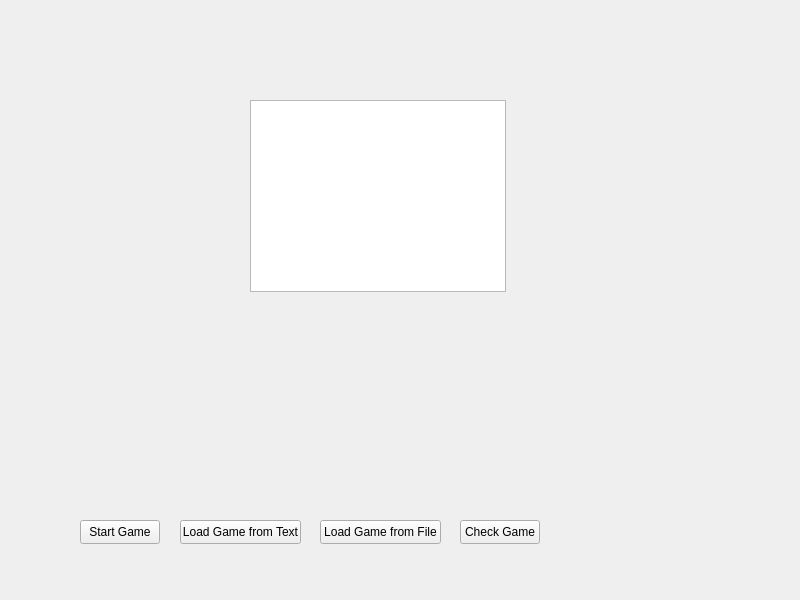
This is mainwindow.ui in Bananz0/Sudoku-Solver as Qt 5 draws it before an edit. The edited form follows.
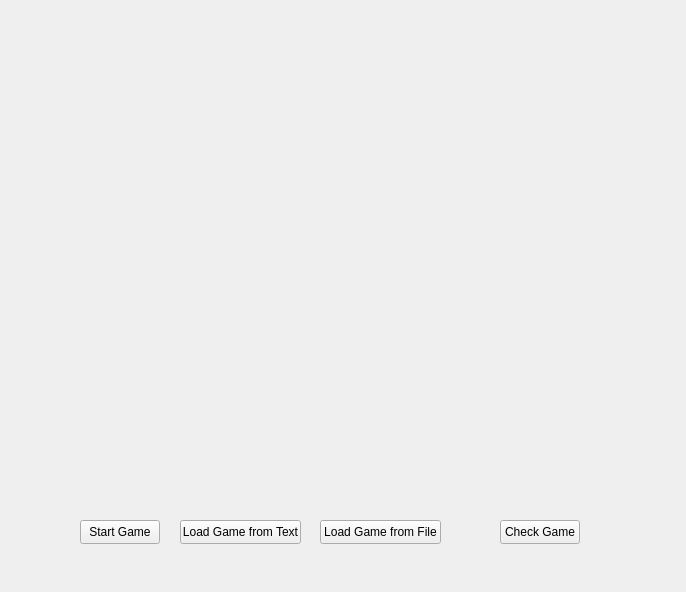
This is the edited form.

Diff of the .ui file:
```diff
--- a/mainwindow.ui
+++ b/mainwindow.ui
@@ -6,8 +6,8 @@
    <rect>
     <x>0</x>
     <y>0</y>
-    <width>800</width>
-    <height>600</height>
+    <width>686</width>
+    <height>592</height>
    </rect>
   </property>
   <property name="windowTitle">
@@ -53,20 +53,10 @@
      <string>Load Game from File</string>
     </property>
    </widget>
-   <widget class="QTextEdit" name="textBrowser">
-    <property name="geometry">
-     <rect>
-      <x>250</x>
-      <y>100</y>
-      <width>256</width>
-      <height>192</height>
-     </rect>
-    </property>
-   </widget>
    <widget class="QPushButton" name="checkGame">
     <property name="geometry">
      <rect>
-      <x>460</x>
+      <x>500</x>
       <y>520</y>
       <width>80</width>
       <height>24</height>
```
Left out of the diff: 2 changed lines with no effect on the pictures.
